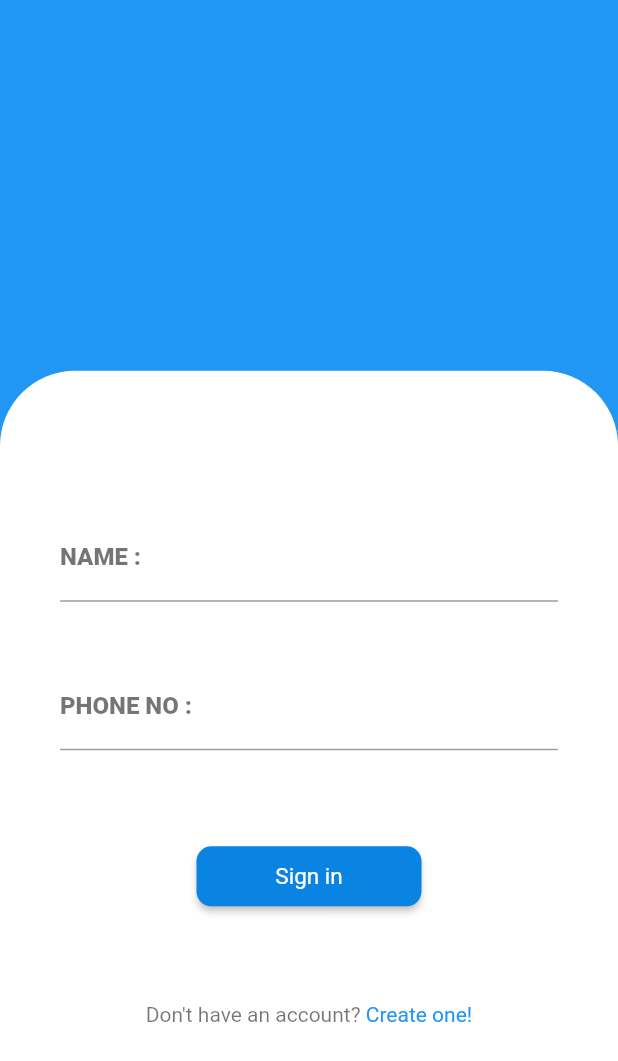
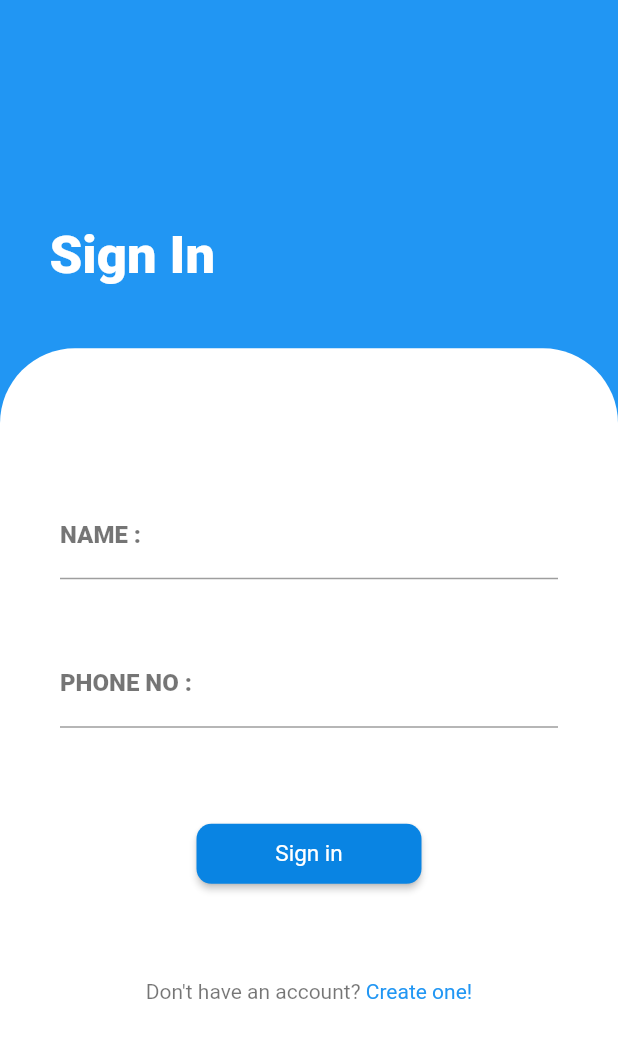
Before and after one commit to Geek-a-Byte/Foodonation, a Flutter app: the SignIn screen opened by its route, on a phone screen of 412 x 824 dp. Shown: the top 1061 px of the screen. Run offline on Flutter 3.47's test engine with Material 2 defaults, Android fonts, the phone set to English and light mode, and no system bars; our stand-ins replace google_fonts, shared_preferences; missing offline and left inert: flutter_awesome_alert_box; accounts and stored records are empty; Roboto replaces fonts that are missing (Avenir).

Commit message:
new sign in screen

```diff
--- a/Foodonation/lib/signin.dart
+++ b/Foodonation/lib/signin.dart
@@ -99,11 +99,35 @@ class _SignInState extends State<SignIn> {
             padding: const EdgeInsets.symmetric(
               horizontal: 0, //Width equal to device
             ),
+            child: Column(
+              crossAxisAlignment: CrossAxisAlignment.start,
+              children: [
+                Container(
+                  margin: EdgeInsets.only(
+                    top: 150.0,
+                    left: MediaQuery.of(context).size.width * 0.08,
+                  ),
+                  child: Column(
+                    crossAxisAlignment: CrossAxisAlignment.start,
+                    children: [
+                      Text(
+                        'Sign In',
+                        style: TextStyle(
+                          color: Colors.white,
+                          fontFamily: 'Avenir',
+                          fontWeight: FontWeight.bold,
+                          fontSize: 35,
+                        ),
+                      ),
+                    ],
+                  ),
+                ),
+                Expanded(
                   child: Card(
                     color: Colors.white,
                     elevation: 0,
                     margin: EdgeInsets.only(
-                  top: MediaQuery.of(context).size.height * 0.30),
+                        top: MediaQuery.of(context).size.height * 0.05),
                     shape: RoundedRectangleBorder(
                       borderRadius: BorderRadius.only(
                         topLeft: Radius.circular(50),
@@ -143,7 +167,8 @@ class _SignInState extends State<SignIn> {
                                   hintStyle: TextStyle(color: Colors.black54),
 
                                   enabledBorder: new UnderlineInputBorder(
-                              borderSide: BorderSide(color: Colors.black38),
+                                    borderSide:
+                                        BorderSide(color: Colors.black38),
                                   ),
 
                                   // and:
@@ -179,7 +204,8 @@ class _SignInState extends State<SignIn> {
                                   ),
 
                                   enabledBorder: new UnderlineInputBorder(
-                              borderSide: BorderSide(color: Colors.black38),
+                                    borderSide:
+                                        BorderSide(color: Colors.black38),
                                   ),
 
                                   // and:
@@ -201,7 +227,8 @@ class _SignInState extends State<SignIn> {
                                     height: 40,
                                     child: RaisedButton(
                                       shape: RoundedRectangleBorder(
-                                  borderRadius: BorderRadius.circular(10.0),
+                                        borderRadius:
+                                            BorderRadius.circular(10.0),
                                       ),
                                       color: Color(0xff0984e3),
                                       child: Row(
@@ -231,14 +258,16 @@ class _SignInState extends State<SignIn> {
                                   children: [
                                     new TextSpan(
                                       text: "Don't have an account? ",
-                                style: new TextStyle(color: Colors.black54),
+                                      style:
+                                          new TextStyle(color: Colors.black54),
                                     ),
                                     new TextSpan(
                                       text: 'Create one!',
                                       style: new TextStyle(color: Colors.blue),
                                       recognizer: new TapGestureRecognizer()
                                         ..onTap = () {
-                                    Navigator.pushNamed(context, '/SignUp');
+                                          Navigator.pushNamed(
+                                              context, '/SignUp');
                                         },
                                     ),
                                   ],
@@ -251,6 +280,9 @@ class _SignInState extends State<SignIn> {
                     ),
                   ),
                 ),
+              ],
+            ),
+          ),
         ),
       ),
     );
```
Lines whose indentation alone changed are shown as unchanged.
